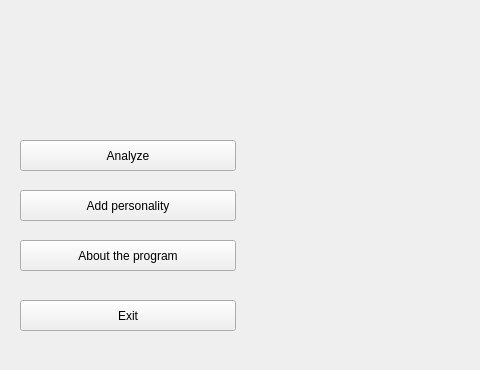
Above: GUI/MainMenu.ui from sergiusnick/who_is before the change; both pictures show x 0 to 480 and y 0 to 370 of the 700 by 370 pixel window. Below: the same form after it.
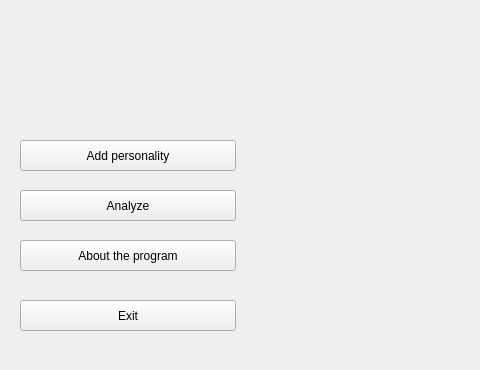
That is the form after the change.

```diff
--- a/GUI/MainMenu.ui
+++ b/GUI/MainMenu.ui
@@ -18,7 +18,7 @@
     <property name="geometry">
      <rect>
       <x>20</x>
-      <y>140</y>
+      <y>190</y>
       <width>216</width>
       <height>31</height>
      </rect>
@@ -45,7 +45,7 @@
     <property name="geometry">
      <rect>
       <x>20</x>
-      <y>190</y>
+      <y>140</y>
       <width>216</width>
       <height>31</height>
      </rect>
```
